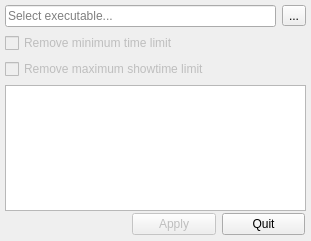
burninrubber0/BPRoadRuleLimitRemover, file Ui/RRLimitRemover.ui: the form before one commit.
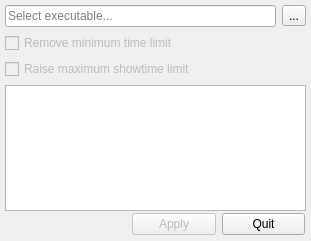
The form after the commit. Icons and pictures are not drawn.

```diff
--- a/Ui/RRLimitRemover.ui
+++ b/Ui/RRLimitRemover.ui
@@ -75,7 +75,7 @@
          <bool>false</bool>
         </property>
         <property name="text">
-         <string>Remove maximum showtime limit</string>
+         <string>Raise maximum showtime limit</string>
         </property>
        </widget>
       </item>
```
